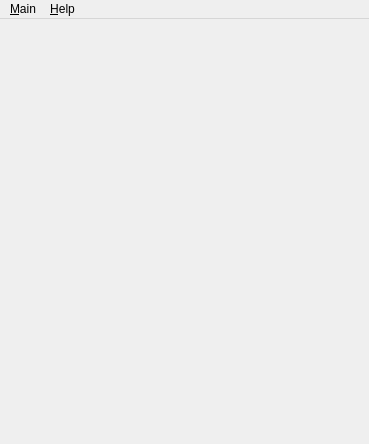
Old version of the form src/ui/mainwindow.ui in the repository seberm/salarm.
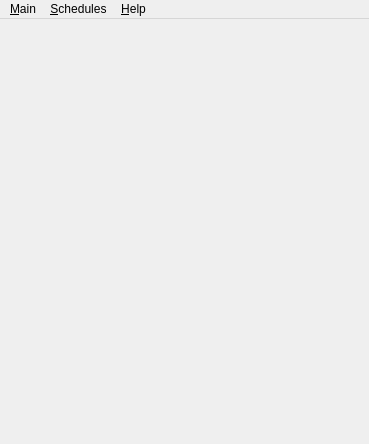
New version of the form. Icons and pictures are not drawn.

The edit to the form file:
```diff
--- a/src/ui/mainwindow.ui
+++ b/src/ui/mainwindow.ui
@@ -46,7 +46,14 @@
     <addaction name="actionAboutQt"/>
     <addaction name="actionAboutThisApplication"/>
    </widget>
+   <widget class="QMenu" name="menuSchedule">
+    <property name="title">
+     <string>&amp;Schedules</string>
+    </property>
+    <addaction name="actionOpenSchedulesList"/>
+   </widget>
    <addaction name="menu_Main"/>
+   <addaction name="menuSchedule"/>
    <addaction name="menu_Help"/>
   </widget>
   <action name="actionQuit">
```
Left out of the diff: 40 changed lines with no effect on the pictures.
